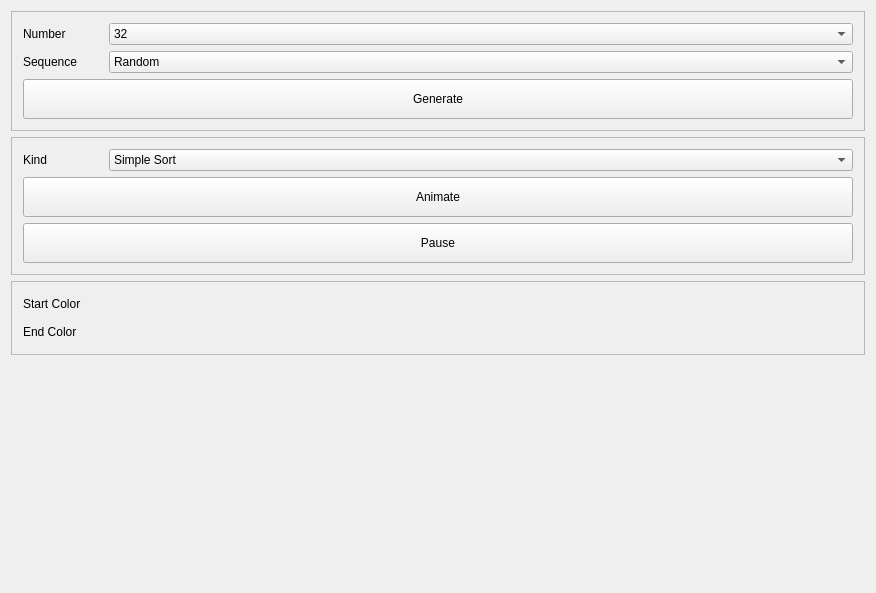
This is SortingVisualizer/mainwindow.ui in nishidate-yuki/SortingVisualizer as Qt 5 draws it before an edit. The edited form follows.
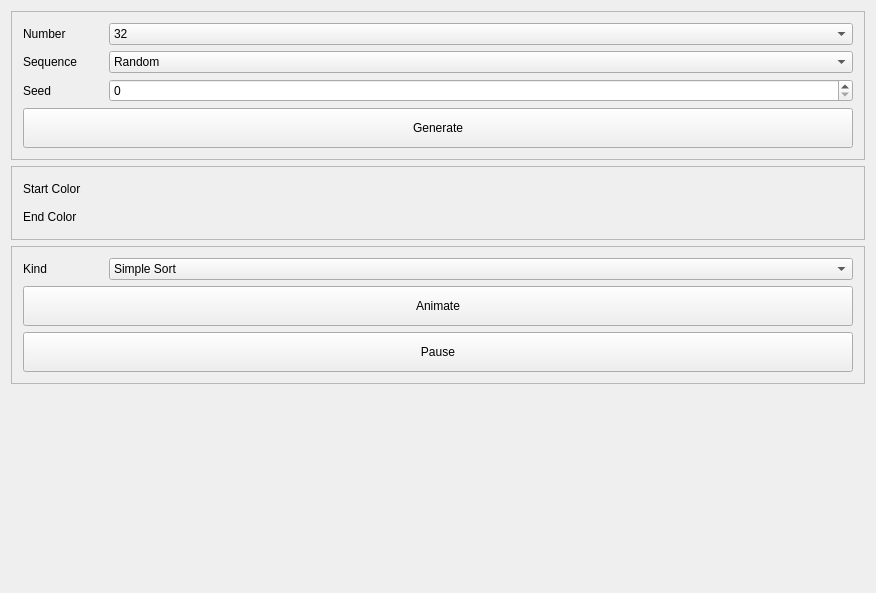
This is the edited form. Custom widgets are drawn as their Qt base class.

Diff of the .ui file:
```diff
--- a/SortingVisualizer/mainwindow.ui
+++ b/SortingVisualizer/mainwindow.ui
@@ -112,6 +112,33 @@
            </item>
           </layout>
          </item>
+         <item>
+          <layout class="QFormLayout" name="formLayout_7">
+           <item row="1" column="0">
+            <widget class="QLabel" name="label_6">
+             <property name="minimumSize">
+              <size>
+               <width>80</width>
+               <height>0</height>
+              </size>
+             </property>
+             <property name="text">
+              <string>Seed</string>
+             </property>
+            </widget>
+           </item>
+           <item row="1" column="1">
+            <widget class="QSpinBox" name="spinBox">
+             <property name="sizePolicy">
+              <sizepolicy hsizetype="Preferred" vsizetype="Fixed">
+               <horstretch>0</horstretch>
+               <verstretch>0</verstretch>
+              </sizepolicy>
+             </property>
+            </widget>
+           </item>
+          </layout>
+         </item>
          <item>
           <widget class="QPushButton" name="pushButton">
            <property name="minimumSize">
@@ -128,6 +155,102 @@
         </layout>
        </widget>
       </item>
+      <item>
+       <widget class="QFrame" name="frame_3">
+        <property name="frameShape">
+         <enum>QFrame::StyledPanel</enum>
+        </property>
+        <property name="frameShadow">
+         <enum>QFrame::Raised</enum>
+        </property>
+        <layout class="QVBoxLayout" name="verticalLayout_3">
+         <item>
+          <layout class="QFormLayout" name="formLayout_4">
+           <item row="0" column="1">
+            <widget class="QPushButton" name="pushButton_4">
+             <property name="sizePolicy">
+              <sizepolicy hsizetype="Fixed" vsizetype="Minimum">
+               <horstretch>0</horstretch>
+               <verstretch>0</verstretch>
+              </sizepolicy>
+             </property>
+             <property name="minimumSize">
+              <size>
+               <width>80</width>
+               <height>0</height>
+              </size>
+             </property>
+             <property name="autoFillBackground">
+              <bool>true</bool>
+             </property>
+             <property name="text">
+              <string/>
+             </property>
+             <property name="flat">
+              <bool>true</bool>
+             </property>
+            </widget>
+           </item>
+           <item row="0" column="0">
+            <widget class="QLabel" name="label_4">
+             <property name="minimumSize">
+              <size>
+               <width>80</width>
+               <height>0</height>
+              </size>
+             </property>
+             <property name="text">
+              <string>Start Color</string>
+             </property>
+            </widget>
+           </item>
+          </layout>
+         </item>
+         <item>
+          <layout class="QFormLayout" name="formLayout_5">
+           <item row="0" column="0">
+            <widget class="QLabel" name="label_5">
+             <property name="minimumSize">
+              <size>
+               <width>80</width>
+               <height>0</height>
+              </size>
+             </property>
+             <property name="text">
+              <string>End Color</string>
+             </property>
+            </widget>
+           </item>
+           <item row="0" column="1">
+            <widget class="QPushButton" name="pushButton_5">
+             <property name="sizePolicy">
+              <sizepolicy hsizetype="Fixed" vsizetype="Minimum">
+               <horstretch>0</horstretch>
+               <verstretch>0</verstretch>
+              </sizepolicy>
+             </property>
+             <property name="minimumSize">
+              <size>
+               <width>80</width>
+               <height>0</height>
+              </size>
+             </property>
+             <property name="autoFillBackground">
+              <bool>true</bool>
+             </property>
+             <property name="text">
+              <string/>
+             </property>
+             <property name="flat">
+              <bool>true</bool>
+             </property>
+            </widget>
+           </item>
+          </layout>
+         </item>
+        </layout>
+       </widget>
+      </item>
       <item>
        <widget class="QFrame" name="frame_2">
         <property name="frameShape">
@@ -227,102 +350,6 @@
         </layout>
        </widget>
       </item>
-      <item>
-       <widget class="QFrame" name="frame_3">
-        <property name="frameShape">
-         <enum>QFrame::StyledPanel</enum>
-        </property>
-        <property name="frameShadow">
-         <enum>QFrame::Raised</enum>
-        </property>
-        <layout class="QVBoxLayout" name="verticalLayout_3">
-         <item>
-          <layout class="QFormLayout" name="formLayout_4">
-           <item row="0" column="0">
-            <widget class="QLabel" name="label_4">
-             <property name="minimumSize">
-              <size>
-               <width>80</width>
-               <height>0</height>
-              </size>
-             </property>
-             <property name="text">
-              <string>Start Color</string>
-             </property>
-            </widget>
-           </item>
-           <item row="0" column="1">
-            <widget class="ColorButton" name="pushButton_4">
-             <property name="sizePolicy">
-              <sizepolicy hsizetype="Fixed" vsizetype="Minimum">
-               <horstretch>0</horstretch>
-               <verstretch>0</verstretch>
-              </sizepolicy>
-             </property>
-             <property name="minimumSize">
-              <size>
-               <width>80</width>
-               <height>0</height>
-              </size>
-             </property>
-             <property name="autoFillBackground">
-              <bool>true</bool>
-             </property>
-             <property name="text">
-              <string/>
-             </property>
-             <property name="flat">
-              <bool>true</bool>
-             </property>
-            </widget>
-           </item>
-          </layout>
-         </item>
-         <item>
-          <layout class="QFormLayout" name="formLayout_5">
-           <item row="0" column="0">
-            <widget class="QLabel" name="label_5">
-             <property name="minimumSize">
-              <size>
-               <width>80</width>
-               <height>0</height>
-              </size>
-             </property>
-             <property name="text">
-              <string>End Color</string>
-             </property>
-            </widget>
-           </item>
-           <item row="0" column="1">
-            <widget class="ColorButton" name="pushButton_5">
-             <property name="sizePolicy">
-              <sizepolicy hsizetype="Fixed" vsizetype="Minimum">
-               <horstretch>0</horstretch>
-               <verstretch>0</verstretch>
-              </sizepolicy>
-             </property>
-             <property name="minimumSize">
-              <size>
-               <width>80</width>
-               <height>0</height>
-              </size>
-             </property>
-             <property name="autoFillBackground">
-              <bool>true</bool>
-             </property>
-             <property name="text">
-              <string/>
-             </property>
-             <property name="flat">
-              <bool>true</bool>
-             </property>
-            </widget>
-           </item>
-          </layout>
-         </item>
-        </layout>
-       </widget>
-      </item>
       <item>
        <spacer name="verticalSpacer">
         <property name="orientation">
@@ -352,13 +379,6 @@
   </widget>
  </widget>
  <layoutdefault spacing="6" margin="11"/>
- <customwidgets>
-  <customwidget>
-   <class>ColorButton</class>
-   <extends>QPushButton</extends>
-   <header>colorbutton.h</header>
-  </customwidget>
- </customwidgets>
  <resources/>
  <connections/>
 </ui>
```
